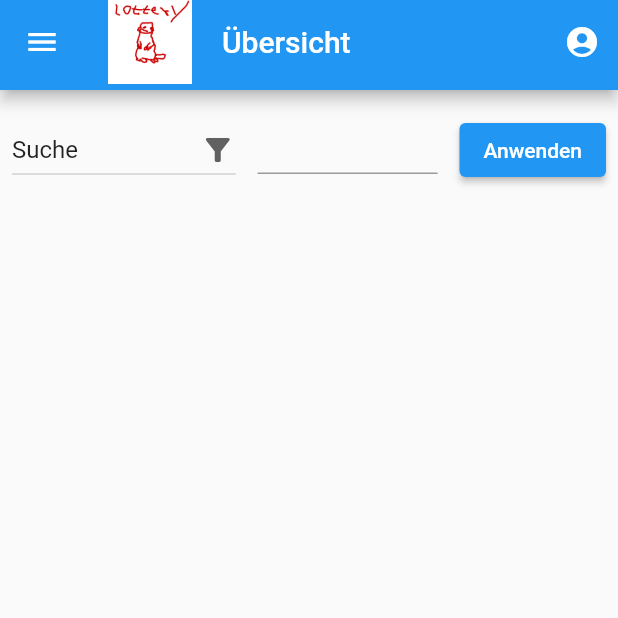
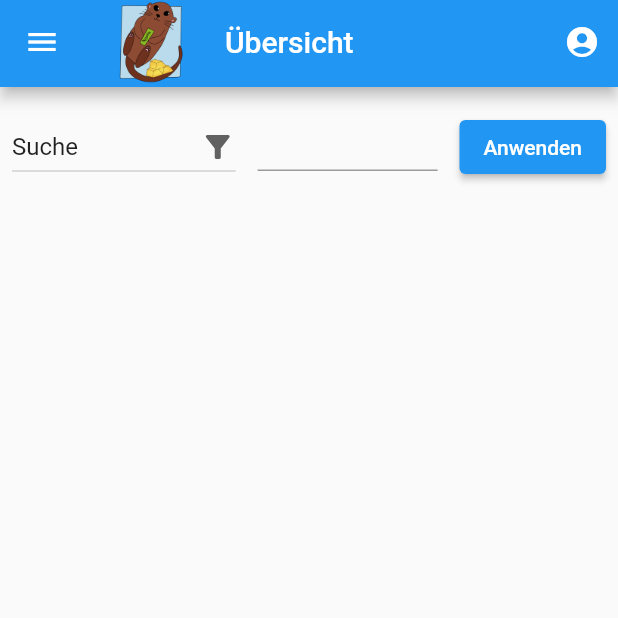
Before and after one commit to DustinHolm/lottery_app, a Flutter app: the screen it shows after launch, after a tap on "als Gast fortfahren", on a phone screen of 412 x 824 dp, the top half of it. Run offline on Flutter 3.47's test engine with Material 2 defaults, Android fonts, the phone set to English and light mode, and no system bars; our stand-ins replace cloud_firestore, firebase_auth, firebase_core, firebase_storage, google_sign_in, image_picker and 3 more; accounts and stored records are empty.

Commit message:
change icon AppBar preferredSize -> 58 (to center logo)

```diff
--- a/lib/components/app_bar.dart
+++ b/lib/components/app_bar.dart
@@ -11,10 +11,7 @@ class LotteryAppBar extends StatelessWidget implements PreferredSizeWidget {
     return AppBar(
       title: Row(
         children: [
-          SizedBox(
-              child: Image.asset("assets/logo.png"),
-              width: kToolbarHeight,
-              height: kToolbarHeight),
+          SizedBox(child: Image.asset("assets/logo.png"), height: 83),
           const SizedBox(width: 20),
           Text(title),
         ],
@@ -26,5 +23,5 @@ class LotteryAppBar extends StatelessWidget implements PreferredSizeWidget {
   }
 
   @override
-  Size get preferredSize => const Size.fromHeight(60);
+  Size get preferredSize => const Size.fromHeight(58);
 }
--- a/lib/pages/welcome_page.dart
+++ b/lib/pages/welcome_page.dart
@@ -48,10 +48,7 @@ class _WelcomePageState extends State<WelcomePage> {
           child: Column(
             mainAxisAlignment: MainAxisAlignment.center,
             children: [
-              SizedBox(
-                  child: Image.asset("assets/logo.png"),
-                  width: 200,
-                  height: 200),
+              SizedBox(child: Image.asset("assets/logo.png"), height: 300),
               Padding(
                 padding: const EdgeInsets.only(top: 10),
                 child: Text(
```
Also changed, not shown: assets/logo.png.
